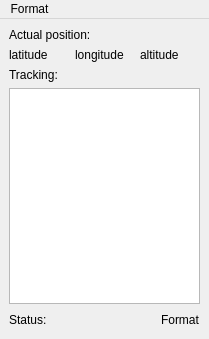
Before: the Qt Designer form coordinatesview.ui in starchimpsgroup/GPS-Tracker, drawn with Qt 5.
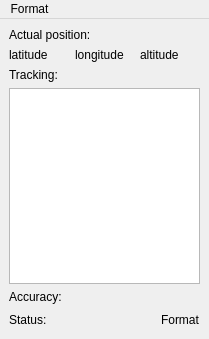
After: the same form once the commit is applied.

The edit to the form file:
```diff
--- a/coordinatesview.ui
+++ b/coordinatesview.ui
@@ -71,6 +71,13 @@
      </widget>
     </item>
     <item row="4" column="0">
+     <widget class="QLabel" name="accuracy">
+      <property name="text">
+       <string>Accuracy:</string>
+      </property>
+     </widget>
+    </item>
+    <item row="5" column="0">
      <layout class="QHBoxLayout" name="horizontalLayout_2">
       <item>
        <widget class="QLabel" name="status">
```
